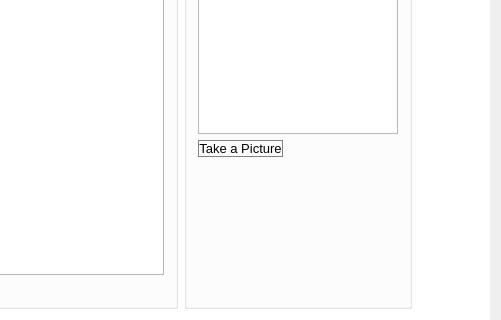
Old version of the form ArcApp/mainwindow.ui in the repository Arc-Project/Arc; both pictures show x 727 to 1228 and y 221 to 541 of the 1228 by 629 pixel window.
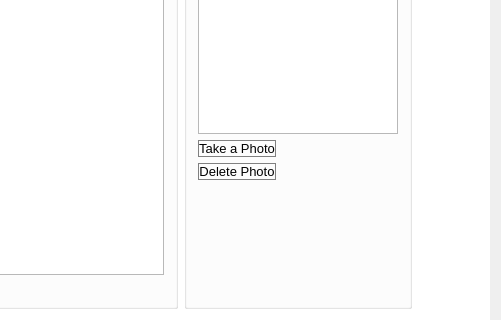
New version of the form. The open tabs and pages were chosen to show the change. Icons and pictures are not drawn.

Commit message: add delete picture function

Diff of the .ui file:
```diff
--- a/ArcApp/mainwindow.ui
+++ b/ArcApp/mainwindow.ui
@@ -1549,13 +1549,37 @@
                 </item>
                 <item row="1" column="0">
                  <widget class="QPushButton" name="button_cl_takePic">
+                  <property name="sizePolicy">
+                   <sizepolicy hsizetype="Preferred" vsizetype="Preferred">
+                    <horstretch>0</horstretch>
+                    <verstretch>0</verstretch>
+                   </sizepolicy>
+                  </property>
                   <property name="font">
                    <font>
                     <pointsize>10</pointsize>
                    </font>
                   </property>
                   <property name="text">
-                   <string>Take a Picture</string>
+                   <string>Take a Photo</string>
+                  </property>
+                 </widget>
+                </item>
+                <item row="2" column="0">
+                 <widget class="QPushButton" name="button_cl_delPic">
+                  <property name="sizePolicy">
+                   <sizepolicy hsizetype="Preferred" vsizetype="Preferred">
+                    <horstretch>0</horstretch>
+                    <verstretch>0</verstretch>
+                   </sizepolicy>
+                  </property>
+                  <property name="font">
+                   <font>
+                    <pointsize>10</pointsize>
+                   </font>
+                  </property>
+                  <property name="text">
+                   <string>Delete Photo</string>
                   </property>
                  </widget>
                 </item>
```
Left out of the diff: 2 changed lines with no effect on the pictures. The commit also changes 4 other files.
